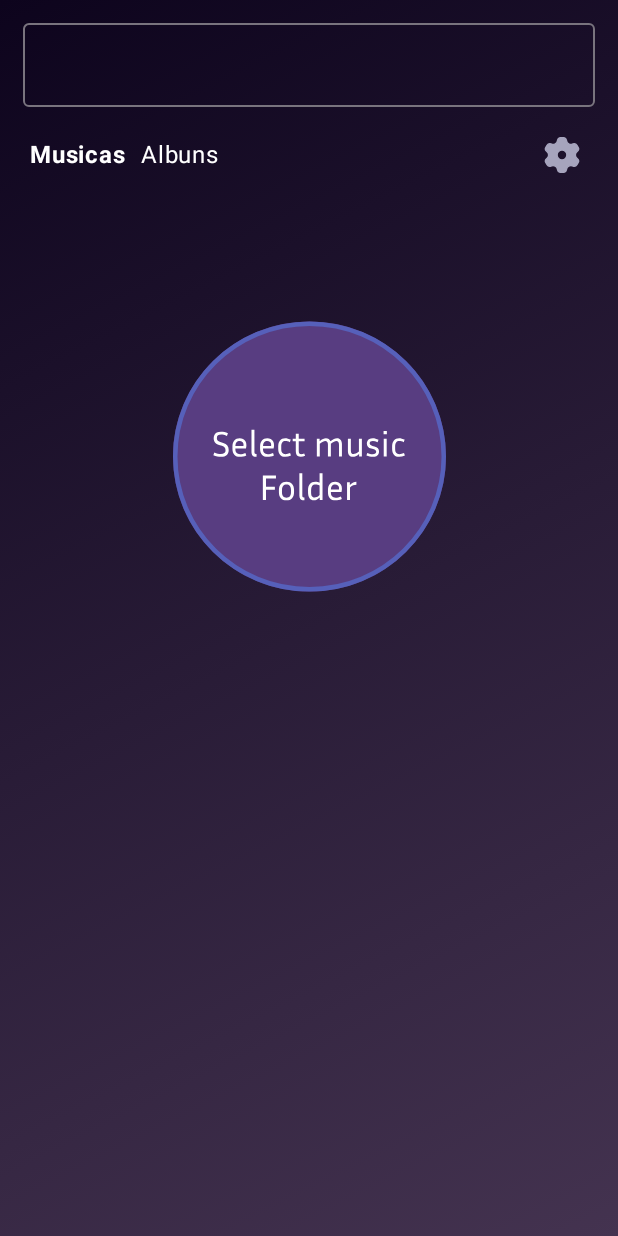
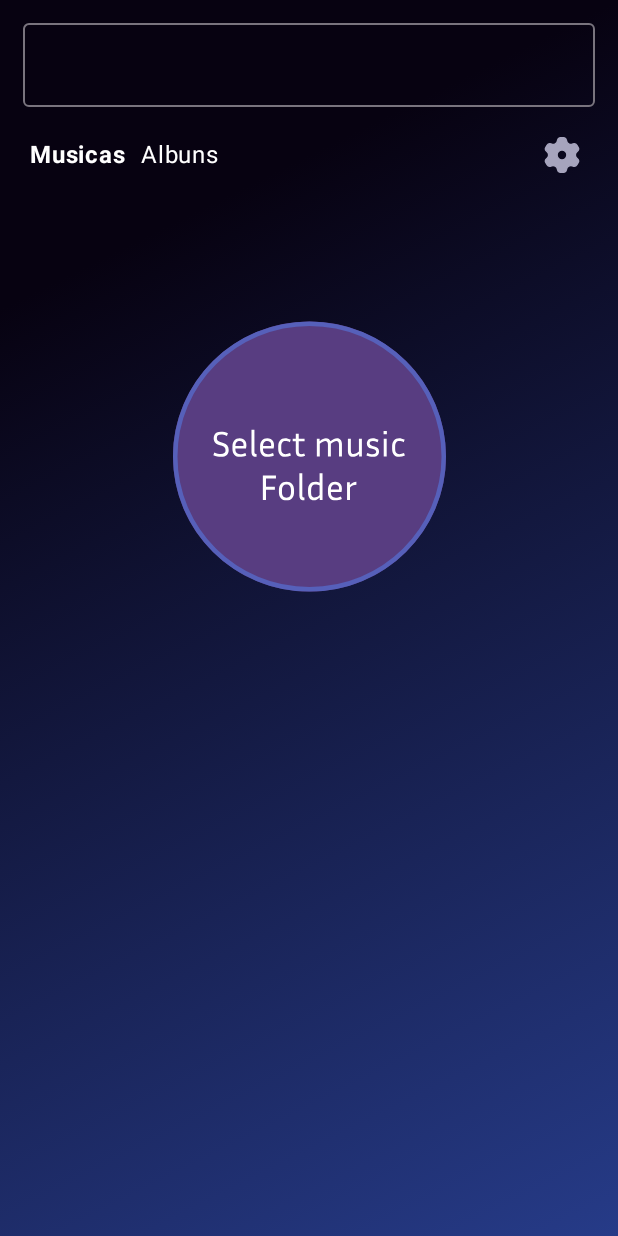
Before and after one commit to GabrielPw/ForMusicApp, an Android app built with Jetpack Compose: the screen it shows after launch (MainActivity), on a phone screen of 412 x 824 dp. Run offline under Robolectric (Android 15) with nearby library versions, the phone set to English and light mode, and no system bars.

Commit message:
commit 2

```diff
--- a/app/build.gradle.kts
+++ b/app/build.gradle.kts
@@ -75,4 +75,5 @@ dependencies {
     implementation ("androidx.compose.ui:ui-tooling-preview:1.2.1")
     debugImplementation ("androidx.compose.ui:ui-tooling:1.2.1")
 
+
 }
--- a/app/src/main/java/com/gabriel/formusic/ui/theme/Color.kt
+++ b/app/src/main/java/com/gabriel/formusic/ui/theme/Color.kt
@@ -14,11 +14,13 @@ val Vermelho = Color(0xFF9E2936)
 val Laranja = Color(0xFFE06A46)
 val RoxoEscuro = Color(0xFF15072D)
 val RoxoEscuro_2 = Color(0xFF0D041D)
+val RoxoEscuro_3 = Color(0xFF070211)
 val RoxoPurpura = Color(0x7D633C7E)
 
 
 val AzulOpaco = Color(0xFF1D4265)
 val Azul = Color(0xFF275F94)
+val AzulEscuro = Color(0xFF263B88)
 val RoxoClaro = Color(0x755F32AA)
 val AzulClaro = Color(0xFFADA6F6) // 593E82
 
--- /dev/null
+++ b/app/src/main/res/drawable/dots_icon.xml
@@ -0,0 +1,14 @@
+<vector xmlns:android="http://schemas.android.com/apk/res/android"
+    android:width="24dp"
+    android:height="24dp"
+    android:viewportWidth="24"
+    android:viewportHeight="24">
+  <path
+      android:pathData="M4,12C4,12.265 4.105,12.52 4.293,12.707C4.48,12.895 4.735,13 5,13C5.265,13 5.52,12.895 5.707,12.707C5.895,12.52 6,12.265 6,12C6,11.735 5.895,11.48 5.707,11.293C5.52,11.105 5.265,11 5,11C4.735,11 4.48,11.105 4.293,11.293C4.105,11.48 4,11.735 4,12ZM11,12C11,12.265 11.105,12.52 11.293,12.707C11.48,12.895 11.735,13 12,13C12.265,13 12.52,12.895 12.707,12.707C12.895,12.52 13,12.265 13,12C13,11.735 12.895,11.48 12.707,11.293C12.52,11.105 12.265,11 12,11C11.735,11 11.48,11.105 11.293,11.293C11.105,11.48 11,11.735 11,12ZM18,12C18,12.265 18.105,12.52 18.293,12.707C18.48,12.895 18.735,13 19,13C19.265,13 19.52,12.895 19.707,12.707C19.895,12.52 20,12.265 20,12C20,11.735 19.895,11.48 19.707,11.293C19.52,11.105 19.265,11 19,11C18.735,11 18.48,11.105 18.293,11.293C18.105,11.48 18,11.735 18,12Z"
+      android:strokeAlpha="0.58"
+      android:strokeLineJoin="round"
+      android:strokeWidth="2"
+      android:fillColor="#00000000"
+      android:strokeColor="#F2F8FF"
+      android:strokeLineCap="round"/>
+</vector>
--- a/build.gradle.kts
+++ b/build.gradle.kts
@@ -1,3 +1,5 @@
+
+
 // Top-level build file where you can add configuration options common to all sub-projects/modules.
 plugins {
     id("com.android.application") version "8.1.1" apply false
```
Also changed, not shown: app/src/main/java/com/gabriel/formusic/MainActivity.kt (+24 -6 lines).
